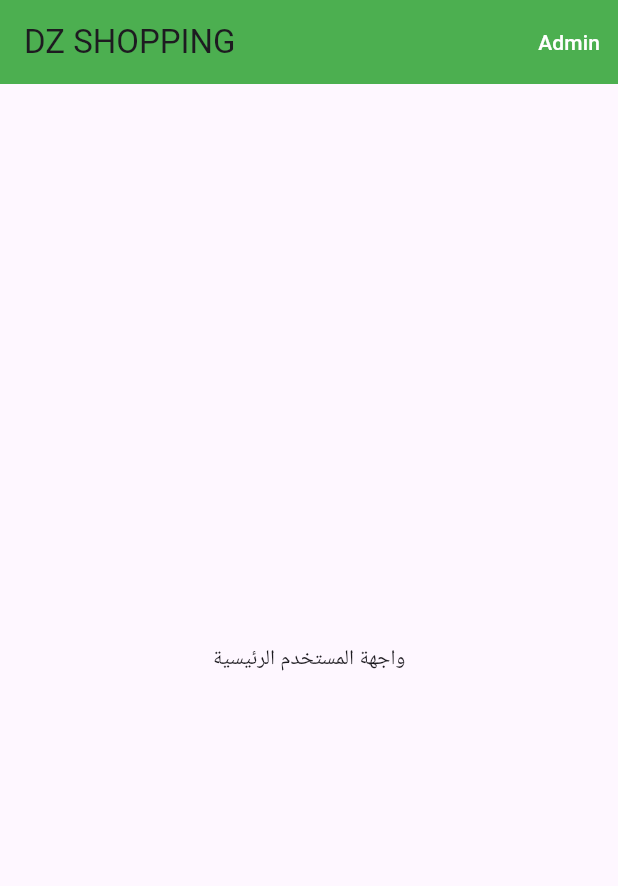
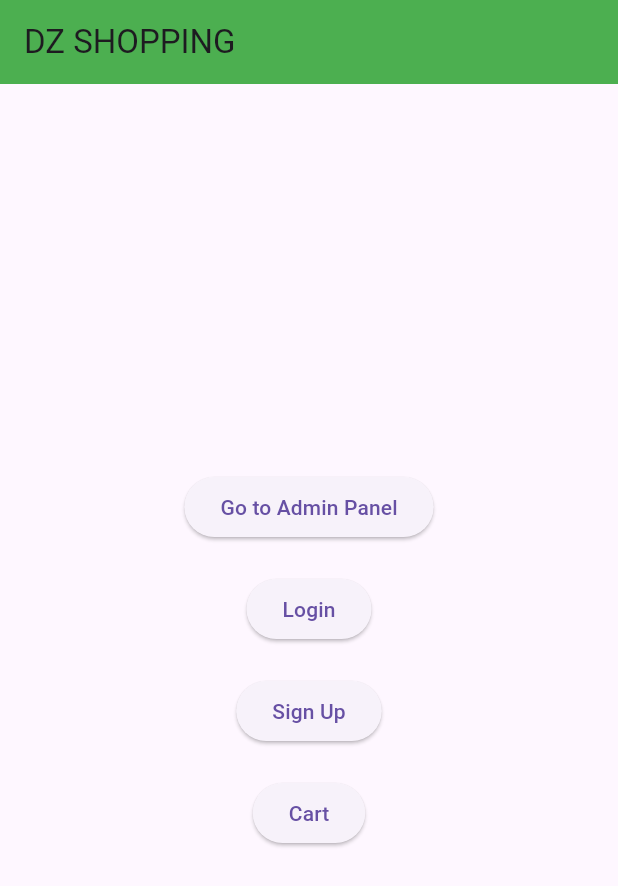
Before and after one commit to Larbi141414/DZ_SHOPPING1414, a Flutter app: the screen it shows after launch, on a phone screen of 412 x 824 dp. Shown: the top 886 px of the screen. Run offline on Flutter 3.47's test engine with Material 3 defaults, Android fonts, the phone set to English and light mode, and no system bars.

Commit message:
Add login, signup, cart pages

```diff
--- a/lib/main.dart
+++ b/lib/main.dart
@@ -1,13 +1,19 @@
 import 'package:flutter/material.dart';
 import 'screens/home/home_screen.dart';
 import 'screens/admin/admin_dashboard.dart';
+import 'screens/auth/login_screen.dart';
+import 'screens/auth/signup_screen.dart';
+import 'screens/cart/cart_screen.dart';
 
 void main() {
   runApp(MaterialApp(
     debugShowCheckedModeBanner: false,
-    home: HomeScreen(),
+    home: const HomeScreen(),
     routes: {
-      '/admin': (context) => AdminDashboard(),
+      '/admin': (context) => const AdminDashboard(),
+      '/login': (context) => const LoginScreen(),
+      '/signup': (context) => const SignupScreen(),
+      '/cart': (context) => const CartScreen(),
     },
   ));
 }
--- a/lib/screens/home/home_screen.dart
+++ b/lib/screens/home/home_screen.dart
@@ -7,19 +7,42 @@ class HomeScreen extends StatelessWidget {
   Widget build(BuildContext context) {
     return Scaffold(
       appBar: AppBar(
-        title: const Text("DZ SHOPPING"),
+        title: const Text('DZ SHOPPING'),
         backgroundColor: Colors.green,
-        actions: [
-          TextButton(
-            onPressed: () {
-              Navigator.pushNamed(context, '/admin');
-            },
-            child: const Text("Admin", style: TextStyle(color: Colors.white)),
-          )
-        ],
       ),
-      body: const Center(
-        child: Text("واجهة المستخدم الرئيسية"),
+      body: Center(
+        child: Column(
+          mainAxisAlignment: MainAxisAlignment.center,
+          children: [
+            ElevatedButton(
+              onPressed: () {
+                Navigator.pushNamed(context, '/admin');
+              },
+              child: const Text('Go to Admin Panel'),
+            ),
+            const SizedBox(height: 20),
+            ElevatedButton(
+              onPressed: () {
+                Navigator.pushNamed(context, '/login');
+              },
+              child: const Text('Login'),
+            ),
+            const SizedBox(height: 20),
+            ElevatedButton(
+              onPressed: () {
+                Navigator.pushNamed(context, '/signup');
+              },
+              child: const Text('Sign Up'),
+            ),
+            const SizedBox(height: 20),
+            ElevatedButton(
+              onPressed: () {
+                Navigator.pushNamed(context, '/cart');
+              },
+              child: const Text('Cart'),
+            ),
+          ],
+        ),
       ),
     );
   }
```
Also changed, not shown: lib/screens/auth/login_screen.dart (+43 -0 lines), lib/screens/auth/signup_screen.dart (+48 -0 lines), lib/screens/cart/cart_screen.dart (+18 -0 lines).
